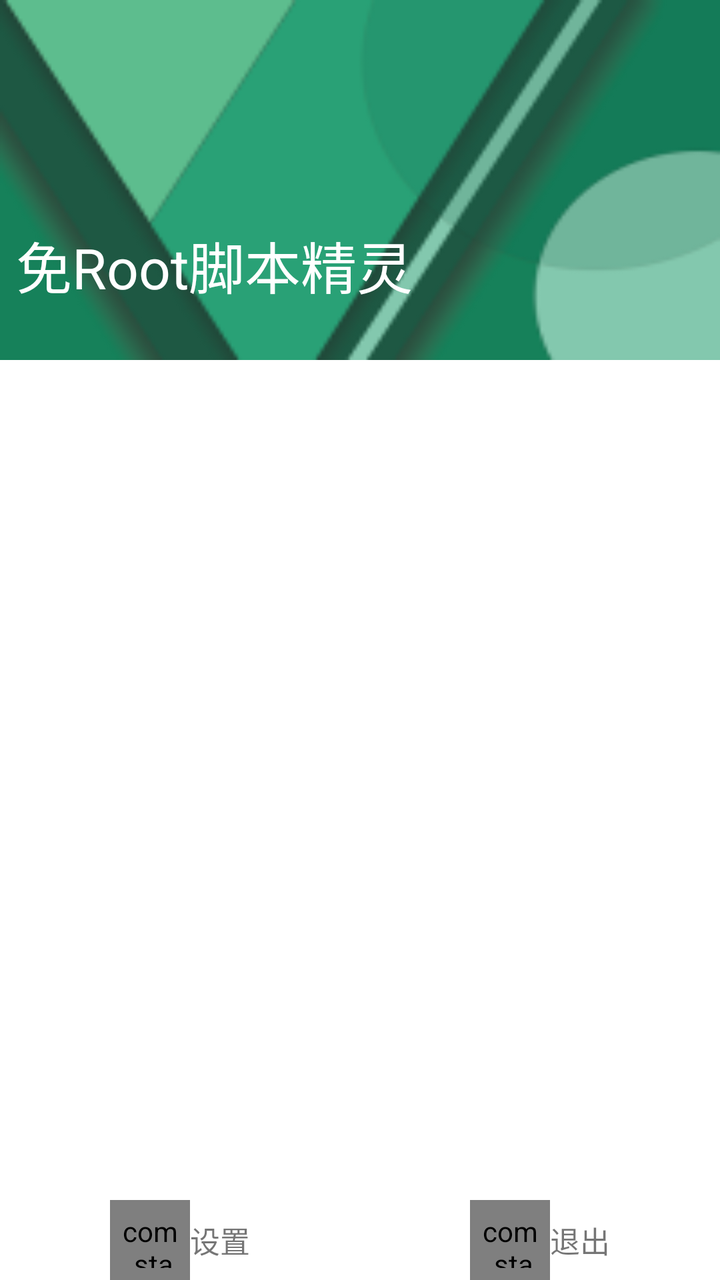
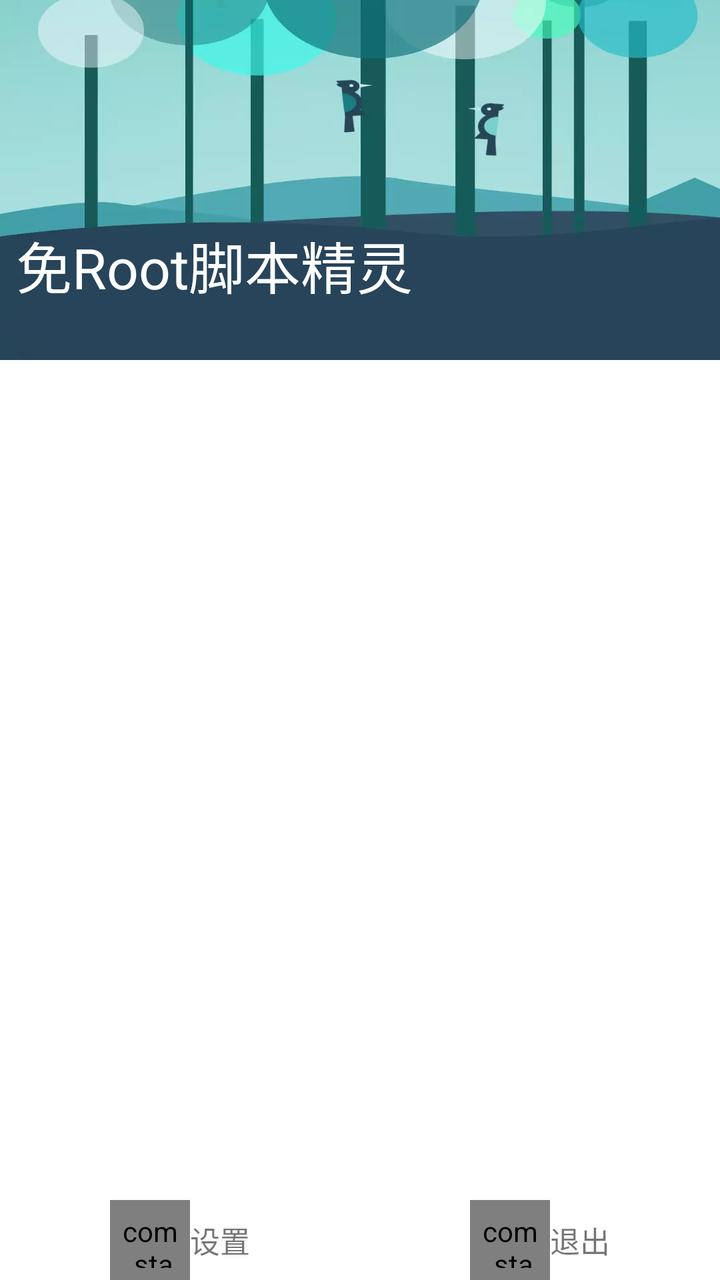

The first picture is an Android layout as it rendered before a commit; the second is the same layout after the commit. The layout source and the unified diff follow.
<!-- AndroidManifest.xml: application theme AppTheme -->
<!-- res/layout/drawer.xml -->
<?xml version="1.0" encoding="utf-8"?>
<LinearLayout xmlns:android="http://schemas.android.com/apk/res/android"
              xmlns:tools="http://schemas.android.com/tools"
              android:layout_width="match_parent"
              android:layout_height="match_parent"
              android:background="@android:color/white"
              android:clickable="true"
              android:fitsSystemWindows="false"
              android:importantForAccessibility="no"
              android:orientation="vertical">

    <RelativeLayout
        android:layout_width="match_parent"
        android:layout_height="180dp"
        android:layout_marginBottom="5dp">

        <ImageView
            android:id="@+id/drawer_header_img"
            android:layout_width="match_parent"
            android:layout_height="match_parent"
            android:clickable="true"
            android:scaleType="fitXY"
            android:src="@drawable/slide_menu_img_200px"/>

        <TextView
            android:id="@+id/version"
            android:layout_width="wrap_content"
            android:layout_height="wrap_content"
            android:layout_alignParentBottom="true"
            android:layout_marginBottom="8dp"
            android:layout_marginLeft="8dp"
            android:gravity="center"
            android:textColor="@android:color/white"
            android:textSize="14sp"/>


        <TextView
            android:id="@+id/app_name"
            android:layout_width="wrap_content"
            android:layout_height="wrap_content"
            android:layout_above="@id/version"
            android:layout_marginLeft="8dp"
            android:gravity="center"
            android:text="@string/_app_name"
            android:textColor="@android:color/white"
            android:textSize="28sp"/>


    </RelativeLayout>


    <LinearLayout
        android:layout_width="match_parent"
        android:layout_height="match_parent"
        android:orientation="vertical">

        <FrameLayout
            android:id="@+id/fragment_slide_menu"
            android:layout_width="match_parent"
            android:layout_height="0dp"
            android:layout_weight="1"/>

        <LinearLayout
            android:layout_width="match_parent"
            android:layout_height="40dp"
            android:layout_gravity="bottom">

            <LinearLayout
                android:id="@+id/setting"
                android:layout_width="0dp"
                android:layout_height="match_parent"
                android:layout_weight="1"
                android:background="?selectableItemBackground"
                android:gravity="center"
                android:orientation="horizontal">

                <com.stardust.theme.widget.ThemeColorImageView
                    android:layout_width="40dp"
                    android:layout_height="40dp"
                    android:padding="6dp"
                    android:src="@drawable/ic_settings_applications_green_48dp"/>

                <TextView
                    android:layout_width="wrap_content"
                    android:layout_height="wrap_content"
                    android:gravity="center"
                    android:text="@string/text_setting"
                    android:textSize="15sp"/>
            </LinearLayout>

            <LinearLayout
                android:id="@+id/exit"
                android:layout_width="0dp"
                android:layout_height="match_parent"
                android:layout_weight="1"
                android:background="?selectableItemBackground"
                android:gravity="center"
                android:orientation="horizontal">

                <com.stardust.theme.widget.ThemeColorImageView
                    android:layout_width="40dp"
                    android:layout_height="40dp"
                    android:padding="6dp"
                    android:src="@drawable/ic_exit_to_app_green_48dp"/>

                <TextView
                    android:layout_width="wrap_content"
                    android:layout_height="wrap_content"
                    android:gravity="center"
                    android:text="@string/text_exit"
                    android:textSize="15sp"/>
            </LinearLayout>
        </LinearLayout>

    </LinearLayout>


</LinearLayout>
<!-- resources referenced by this layout -->
<resources>
  <!-- drawable ic_exit_to_app_green_48dp: png bitmap (drawable, 1545 bytes) -->
  <!-- drawable ic_settings_applications_green_48dp: png bitmap (drawable, 2872 bytes) -->
  <!-- drawable slide_menu_img_200px: png bitmap (drawable, 11326 bytes) -->
  <string name="_app_name">免Root脚本精灵</string>
  <string name="text_exit">退出</string>
  <string name="text_setting">设置</string>
  <style name="AppTheme" parent="Theme.AppCompat.Light.NoActionBar">
          
          <item name="colorPrimary">@color/colorPrimary</item>
          <item name="colorPrimaryDark">@color/colorPrimaryDark</item>
          <item name="colorAccent">@color/colorAccent</item>
      </style>
  <color name="colorPrimary">#8ea22a</color>
  <color name="colorPrimaryDark">#5e6b1e</color>
  <color name="colorAccent">#8ea22a</color>
</resources>

<!-- the commit's change to res/layout/drawer.xml (unified diff, before → after) -->
@@ -20,7 +20,7 @@
             android:layout_height="match_parent"
             android:clickable="true"
             android:scaleType="fitXY"
-            android:src="@drawable/slide_menu_img_200px"/>
+            android:src="@drawable/side_menu_bg"/>
 
         <TextView
             android:id="@+id/version"
<!-- resource entries referenced after the edit -->
@@ -2,7 +2,7 @@
 <resources>
   <!-- drawable ic_exit_to_app_green_48dp: png bitmap (drawable, 1545 bytes) -->
   <!-- drawable ic_settings_applications_green_48dp: png bitmap (drawable, 2872 bytes) -->
-  <!-- drawable slide_menu_img_200px: png bitmap (drawable, 11326 bytes) -->
+  <!-- drawable side_menu_bg: png bitmap (drawable, 122534 bytes) -->
   <string name="_app_name">免Root脚本精灵</string>
   <string name="text_exit">退出</string>
   <string name="text_setting">设置</string>
@@ -12,8 +12,8 @@
           <item name="colorPrimaryDark">@color/colorPrimaryDark</item>
           <item name="colorAccent">@color/colorAccent</item>
       </style>
-  <color name="colorPrimary">#8ea22a</color>
-  <color name="colorPrimaryDark">#5e6b1e</color>
-  <color name="colorAccent">#8ea22a</color>
+  <color name="colorPrimary">#009688</color>
+  <color name="colorPrimaryDark">#00796B</color>
+  <color name="colorAccent">#FF4081</color>
 </resources>
 
